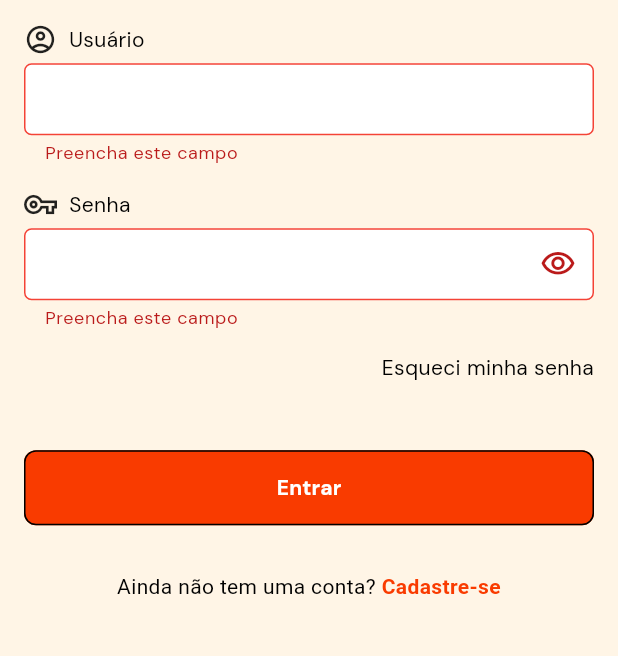
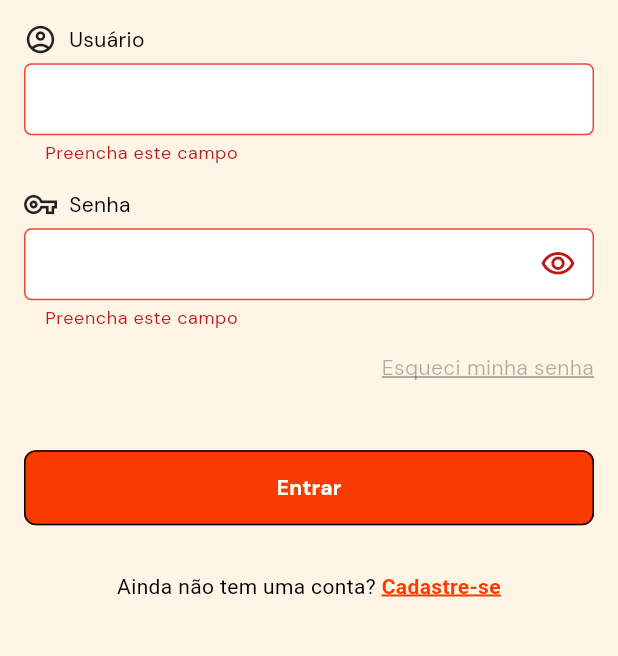
Before and after one commit to im-danielp/target_sistemas_desafio, a Flutter app: the screen it shows after launch, after a tap on "Entrar", on a phone screen of 412 x 824 dp, the part 422-1078 px from its top. Run offline on Flutter 3.47's test engine with Material 3 defaults, Android fonts, the light colour scheme and no system bars; our stand-ins replace curved_navigation_bar, fl_chart, flutter_mobx, gap, get_it, google_fonts and 1 more; accounts and stored records are empty; generated files the repository leaves out were written again.

Commit message:
Ajustes UI e contagem de edição

```diff
--- a/lib/core/stores/device_store.dart
+++ b/lib/core/stores/device_store.dart
@@ -9,10 +9,17 @@ abstract class DeviceStoreBase with Store {
   @observable
   double screenWidth = 0.0;
 
+  @observable
+  double screenHeight = 0.0;
+
   @action
-  void updateScreenWidth(double width) {
+  void updateScreenSize(double width, double height) {
     if (screenWidth != width) {
       screenWidth = width;
     }
+
+    if (screenHeight != height) {
+      screenHeight = height;
+    }
   }
 }
--- a/lib/main.dart
+++ b/lib/main.dart
@@ -22,7 +22,7 @@ class DesafioTarget extends StatelessWidget {
       theme: ThemeService.theme,
       home: LayoutBuilder(
         builder: (context, constraints) {
-          getIt<DeviceStore>().updateScreenWidth(constraints.maxWidth);
+          getIt<DeviceStore>().updateScreenSize(constraints.maxWidth, constraints.maxHeight);
           return LoginScreen();
         },
       ),
--- a/lib/modules/login/login_screen.dart
+++ b/lib/modules/login/login_screen.dart
@@ -1,6 +1,7 @@
 import 'package:flutter/material.dart';
 import 'package:gap/gap.dart';
 import 'package:target/core/constants/assets_constants.dart';
+import 'package:target/core/constants/style_constants.dart';
 import 'package:target/core/widgets/register_field.dart';
 import 'package:target/modules/login/controllers/login_controller.dart';
 import 'package:target/modules/login/widgets/login_new_account.dart';
@@ -21,9 +22,10 @@ class _LoginScreenState extends State<LoginScreen> {
 
   void handleLogin() {
     if (formKey.currentState!.validate()) {
+      ScaffoldMessenger.of(context).clearSnackBars();
       loginController.login(
         context,
-        userController.text,
+        userController.text.trim(),
         passController.text,
       );
     }
@@ -65,7 +67,16 @@ class _LoginScreenState extends State<LoginScreen> {
                   isObscure: true,
                   controller: passController,
                 ),
-                Text('Esqueci minha senha', textAlign: TextAlign.right),
+                Text(
+                  'Esqueci minha senha',
+                  textAlign: TextAlign.right,
+                  style: TextStyle(
+                    color: StyleConstants.textLowOpacityColor,
+                    decorationColor: StyleConstants.textLowOpacityColor,
+                    decoration: TextDecoration.underline,
+                    decorationThickness: 2,
+                  ),
+                ),
                 Gap(15),
                 SizedBox(
                   height: 50,
--- a/lib/modules/login/widgets/login_new_account.dart
+++ b/lib/modules/login/widgets/login_new_account.dart
@@ -22,15 +22,18 @@ class LoginNewAccount extends StatelessWidget {
       TextSpan(
         children: [
           TextSpan(
-            text: 'Ainda não tem uma conta?',
+            text: 'Ainda não tem uma conta? ',
             style: TextStyle(fontWeight: FontWeight.normal),
           ),
 
           TextSpan(
-            text: ' Cadastre-se',
+            text: 'Cadastre-se',
             style: TextStyle(
               fontWeight: FontWeight.bold,
               color: StyleConstants.primaryColor,
+              decoration: TextDecoration.underline,
+              decorationColor: StyleConstants.primaryColor,
+              decorationThickness: 2,
             ),
             recognizer: TapGestureRecognizer()..onTap = () => goToLogon(context),
           ),
--- a/lib/modules/report/report_screen.dart
+++ b/lib/modules/report/report_screen.dart
@@ -17,7 +17,6 @@ class ReportScreen extends StatelessWidget {
       body: Column(
         spacing: 20,
         children: [
-          Text('Relatório', style: TextStyle(fontSize: 18, fontWeight: FontWeight.bold)),
           ReportLine(
             title: 'Quantidade de linhas',
             count: Observer(builder: (context) => Text(reportStore.linesCount.toString())),
--- a/lib/modules/report/widgets/report_line.dart
+++ b/lib/modules/report/widgets/report_line.dart
@@ -14,7 +14,8 @@ class ReportLine extends StatelessWidget {
   @override
   Widget build(BuildContext context) {
     return Container(
-      padding: EdgeInsets.all(12),
+      padding: EdgeInsets.symmetric(vertical: 14, horizontal: 12),
+      // padding: EdgeInsets.all(12),
       decoration: BoxDecoration(
         border: Border.all(color: StyleConstants.outlineBorderColor),
         borderRadius: BorderRadius.circular(8),
```
Also changed, not shown: lib/modules/infos/controllers/infos_controller.dart (+7 -5 lines), lib/modules/logon/logon_screen.dart (+9 -4 lines), lib/modules/report/widgets/report_chart.dart (+11 -8 lines), lib/core/stores/device_store.g.dart, lib/modules/report/stores/report_store.g.dart.
